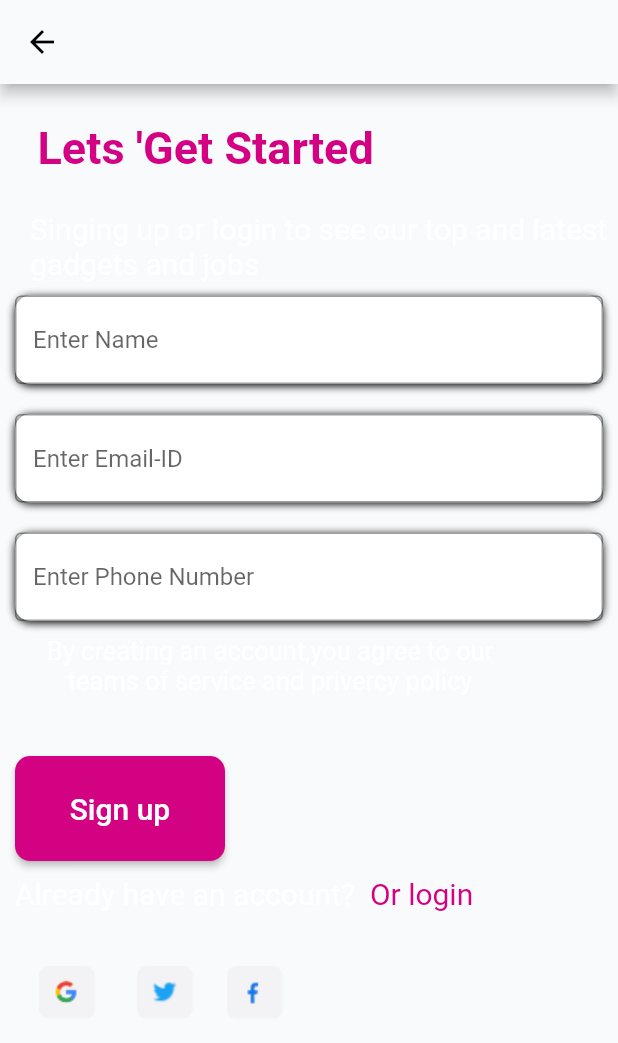
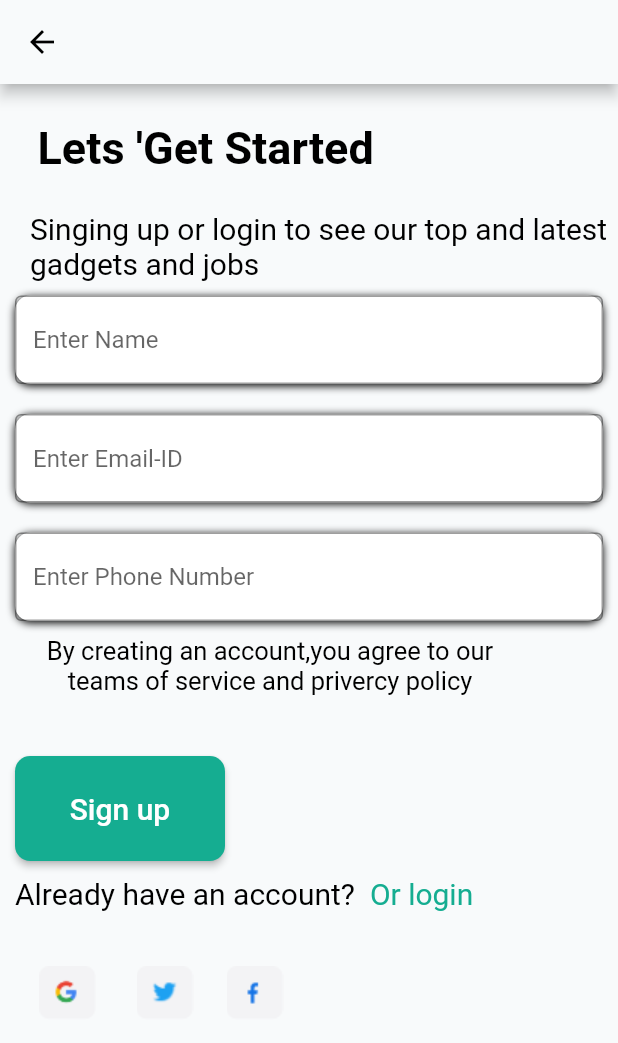
Before and after one commit to neelmani123/ArtistApp, a Flutter app: the RegisterScreen screen opened directly, on a phone screen of 412 x 824 dp. Shown: the top 1043 px of the screen. Run offline on Flutter 3.47's test engine with Material 2 defaults, Android fonts, the phone set to English and light mode, and no system bars; our stand-ins replace cached_network_image, dio, file_picker, flutter_swiper, fluttertoast, font_awesome_flutter and 8 more; accounts and stored records are empty; statements that could not run were skipped.

Commit message:
Sign Up color code

```diff
--- a/lib/screens/register/RegisterScreen.dart
+++ b/lib/screens/register/RegisterScreen.dart
@@ -99,13 +99,13 @@ class RegisterScreenState extends State<RegisterScreen>{
               child: Container(
                 child: Text(
                   "Lets 'Get Started ",
-                  style: TextStyle(color: Color(boldColor),fontSize: 30,fontWeight: FontWeight.bold),
+                  style: TextStyle(color: Colors.black,fontSize: 30,fontWeight: FontWeight.bold),
                 ),
               ),
             ),
             Padding(
               padding: const EdgeInsets.only(left: 20),
-              child: Container(child: Text('Singing up or login to see our top and latest gadgets and jobs',style: TextStyle(color: Colors.white,fontSize: 20),)
+              child: Container(child: Text('Singing up or login to see our top and latest gadgets and jobs',style: TextStyle(color: Colors.black,fontSize: 20),)
               ),
             ),
             Padding(
@@ -205,7 +205,7 @@ class RegisterScreenState extends State<RegisterScreen>{
                   child: Container(
                     height: 80,
                     width: 300,
-                    child: Text('By creating an account,you agree to our teams of service and privercy policy',style: TextStyle(fontSize: 17,color: Colors.white),textAlign: TextAlign.center,),),
+                    child: Text('By creating an account,you agree to our teams of service and privercy policy',style: TextStyle(fontSize: 17,color: Colors.black),textAlign: TextAlign.center,),),
                 )
               ],
             ),
@@ -224,7 +224,7 @@ class RegisterScreenState extends State<RegisterScreen>{
                     onPressed: () {
                       _send_otp(context);
                     },
-                    color: Color(boldColor),
+                    color: Color(fountColor),
                     // textColor: Colors.white,
                     child: Text("Sign up",
                         style: TextStyle(fontSize: 20,color: Colors.white)),
@@ -237,11 +237,11 @@ class RegisterScreenState extends State<RegisterScreen>{
                 Padding(
                   padding: const EdgeInsets.all(10.0),
                   child: Container(
-                    child: Text('Already have an account?',style: TextStyle(fontSize:20,color: Colors.white),
+                    child: Text('Already have an account?',style: TextStyle(fontSize:20,color: Colors.black),
                     ),
                   ),
                 ),
-                Container(child: Text('Or login',style: TextStyle(fontSize: 20,color: Color(boldColor)),),)
+                Container(child: Text('Or login',style: TextStyle(fontSize: 20,color: Color(fountColor)),),)
               ],
             ),
             Padding(
```
